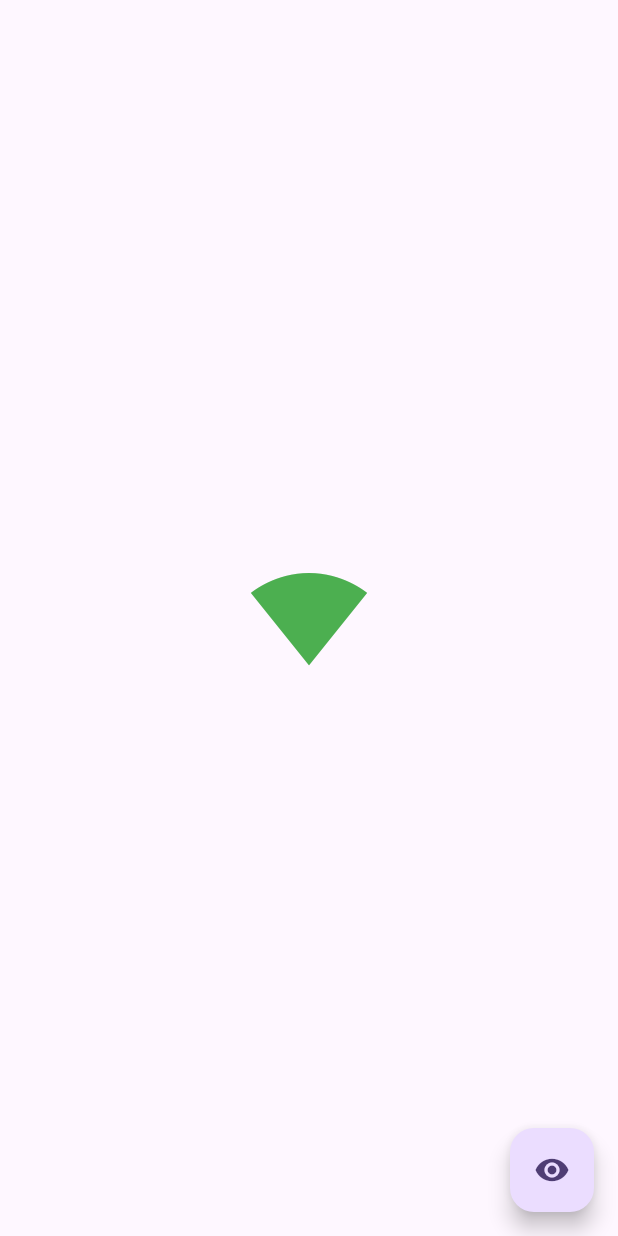
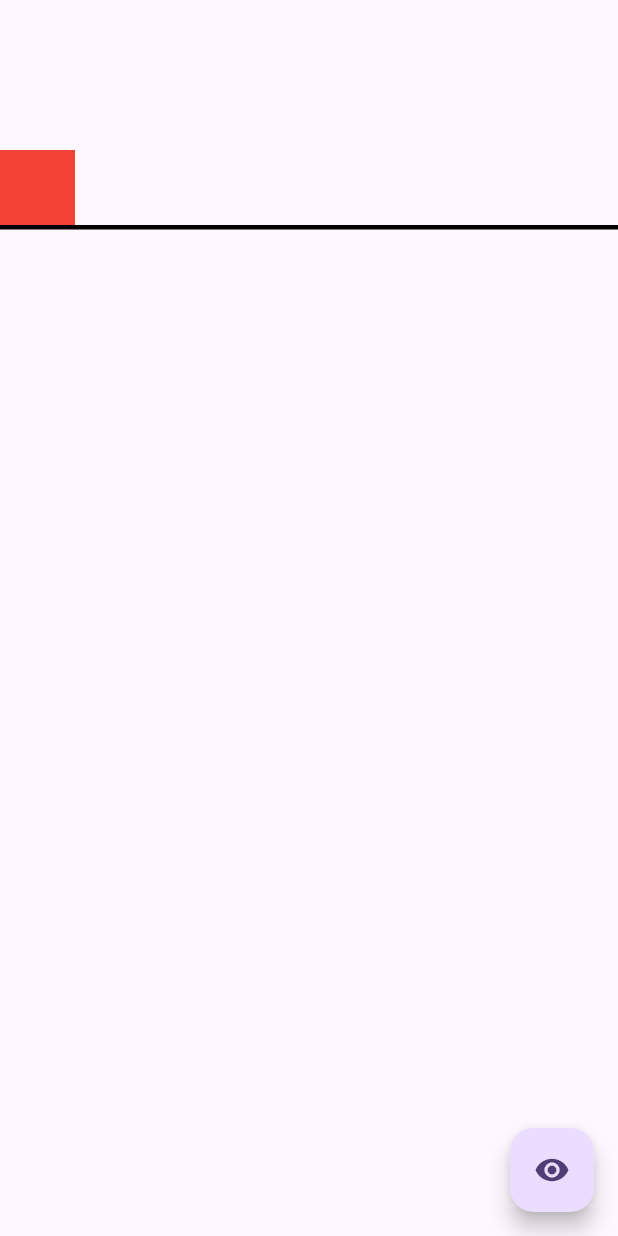
Before and after one commit to TheoTavora/FlutterAvanced, a Flutter app: the screen it shows after launch, on a phone screen of 412 x 824 dp. Run offline on Flutter 3.47's test engine with Material 3 defaults, Android fonts, the phone set to English and light mode, and no system bars.

Commit message:
Aula de AnimatedPositioned

```diff
--- a/lib/main.dart
+++ b/lib/main.dart
@@ -35,23 +35,31 @@ class _MyHomePageState extends State<MyHomePage> {
 
   @override
   Widget build(BuildContext context) {
-
+    final width = MediaQuery.of(context).size.width;
     return Scaffold(
       body: Center(
-        child: AnimatedCrossFade (
-          firstChild: Icon(
-            Icons.signal_wifi_4_bar,
-            size: 80,
-            color: Colors.green,
-            ),
-          secondChild: Icon(
-            Icons.signal_wifi_off,
-            size: 80,
+        child: Stack(
+         children: [
+          AnimatedPositioned(
+          child: Container(
             color: Colors.red,
-            ),
-          crossFadeState:
-          animate ? CrossFadeState.showSecond : CrossFadeState.showFirst,
-          duration: Duration(milliseconds: 400),
+            height: 50,
+            width: 50,
+          ),
+          left: animate ? width : 0,
+          top: 100,
+          duration: Duration(milliseconds: 5000),
+        ),
+        Positioned(
+          top: 150,
+          left: 0,
+          child: Container(
+            color: Colors.black,
+            width: width,
+            height: 3,
+          ),
+        )
+        ],
         ),
       ),
       floatingActionButton: FloatingActionButton(
```
